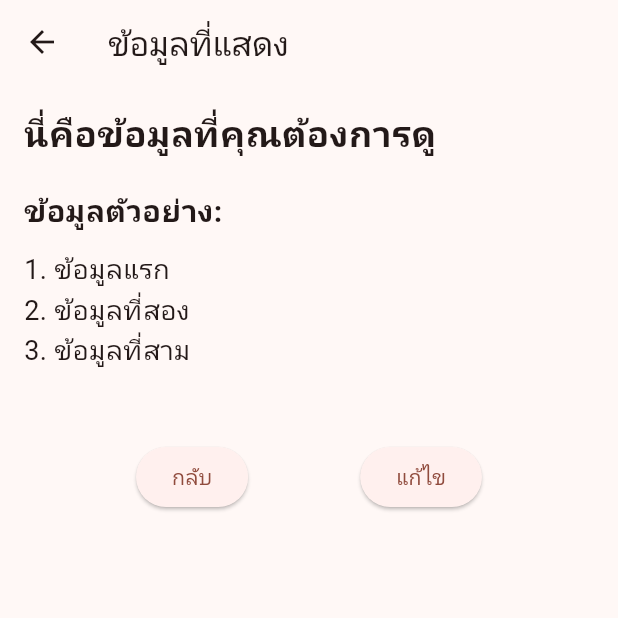
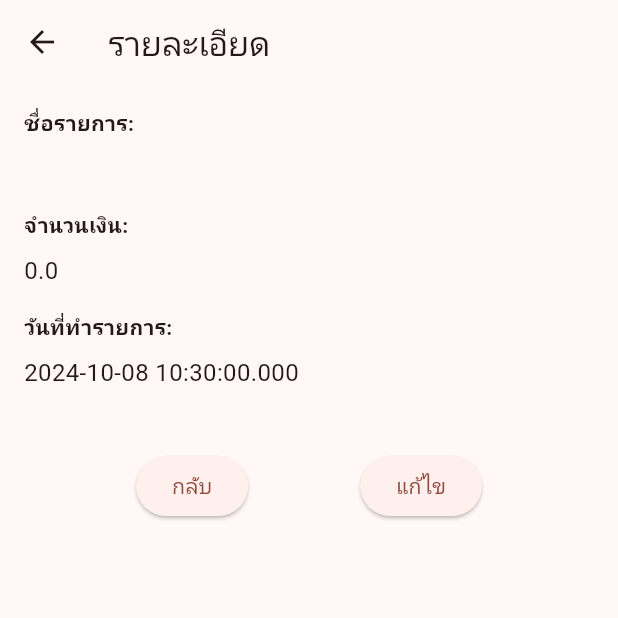
Before and after one commit to DumDum28/account_app, a Flutter app: the showData screen opened directly with empty values, on a phone screen of 412 x 824 dp, the top half of it. Run offline on Flutter 3.47's test engine with Material 3 defaults, Android fonts, the phone set to English and light mode, and no system bars; our stand-ins replace sembast.

Commit message:
upgrade show data

```diff
--- a/lib/models/transactions.dart
+++ b/lib/models/transactions.dart
@@ -1,12 +1,18 @@
 class Transactions {
   final int? keyID;
-  final String title;
+  final String type;
+  final String brand;
+  final String model;
+  final double size;
   final double amount;
   final DateTime date;
 
   Transactions({
     this.keyID,
-    required this.title,
+    required this.type,
+    required this.brand,
+    required this.model,
+    required this.size,
     required this.amount,
     required this.date,
   });
--- a/lib/screens/show_screen.dart
+++ b/lib/screens/show_screen.dart
@@ -1,9 +1,6 @@
 import 'package:account_app/models/transactions.dart';
 import 'package:flutter/material.dart';
 import 'package:account_app/screens/edit_screen.dart';
-import 'package:account_app/provider/transaction_provider.dart';
-import 'package:provider/provider.dart';
-import 'package:account_app/screens/form_screen.dart';
 
 class showData extends StatelessWidget {
   final Transactions statement;
@@ -14,29 +11,43 @@ class showData extends StatelessWidget {
   Widget build(BuildContext context) {
     return Scaffold(
       appBar: AppBar(
-        title: Text('ข้อมูลที่แสดง'),
+        title: Text('รายละเอียด'),
       ),
       body: Padding(
         padding: const EdgeInsets.all(16.0),
         child: Column(
           crossAxisAlignment: CrossAxisAlignment.start,
           children: [
+            const Text(
+              'ชื่อรายการ:',
+              style: TextStyle(fontWeight: FontWeight.bold),
+            ),
+            const SizedBox(height: 8.0),
             Text(
-              'นี่คือข้อมูลที่คุณต้องการดู',
-              style: TextStyle(fontSize: 24, fontWeight: FontWeight.bold),
+              statement.brand,
+              style: const TextStyle(fontSize: 16),
             ),
-            SizedBox(height: 20),
+            const SizedBox(height: 16.0),
+            const Text(
+              'จำนวนเงิน:',
+              style: TextStyle(fontWeight: FontWeight.bold),
+            ),
+            const SizedBox(height: 8.0),
             Text(
-              'ข้อมูลตัวอย่าง:',
-              style: TextStyle(fontSize: 20, fontWeight: FontWeight.w600),
+              statement.amount.toString(),
+              style: const TextStyle(fontSize: 16),
             ),
-            SizedBox(height: 10),
+            const SizedBox(height: 16.0),
+            const Text(
+              'วันที่ทำรายการ:',
+              style: TextStyle(fontWeight: FontWeight.bold),
+            ),
+            const SizedBox(height: 8.0),
             Text(
-              '1. ข้อมูลแรก\n'
-              '2. ข้อมูลที่สอง\n'
-              '3. ข้อมูลที่สาม\n',
-              style: TextStyle(fontSize: 18),
+              statement.date.toString(),
+              style: const TextStyle(fontSize: 16),
             ),
+            const SizedBox(height: 20.0),
             SizedBox(height: 20),
             Row(
               mainAxisAlignment:
```
Also changed, not shown: lib/databases/transaction_db.dart (+12 -3 lines), lib/screens/edit_screen.dart (+12 -13 lines), lib/screens/form_screen.dart (+60 -7 lines), lib/screens/home_screen.dart (+10 -4 lines).
